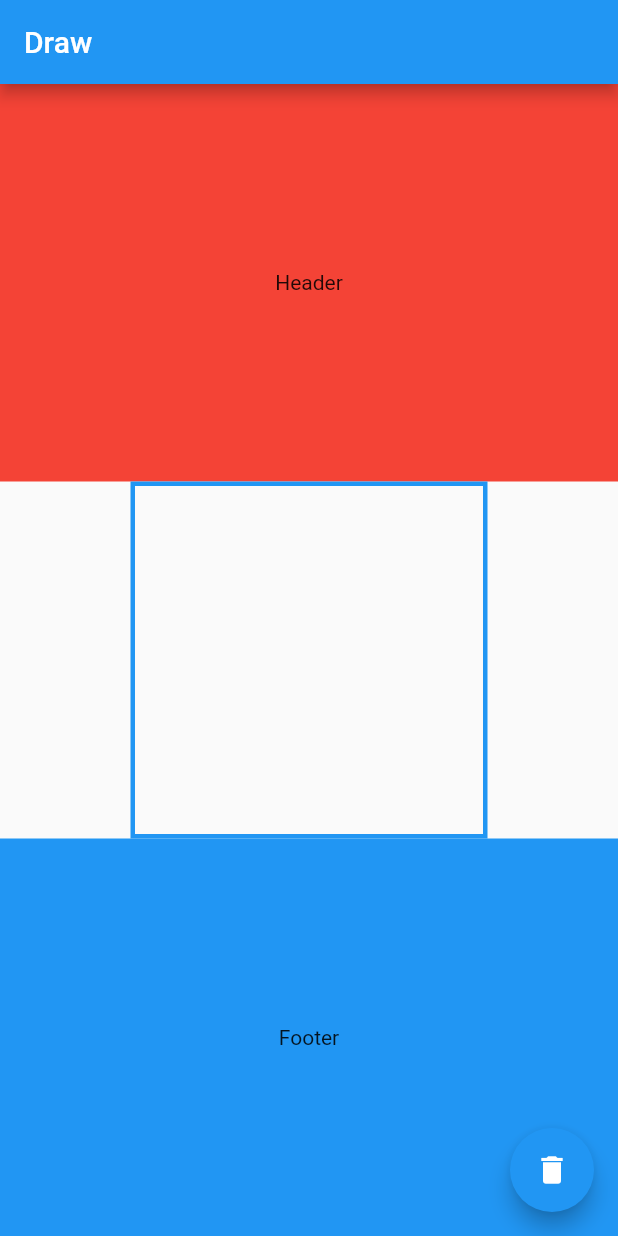
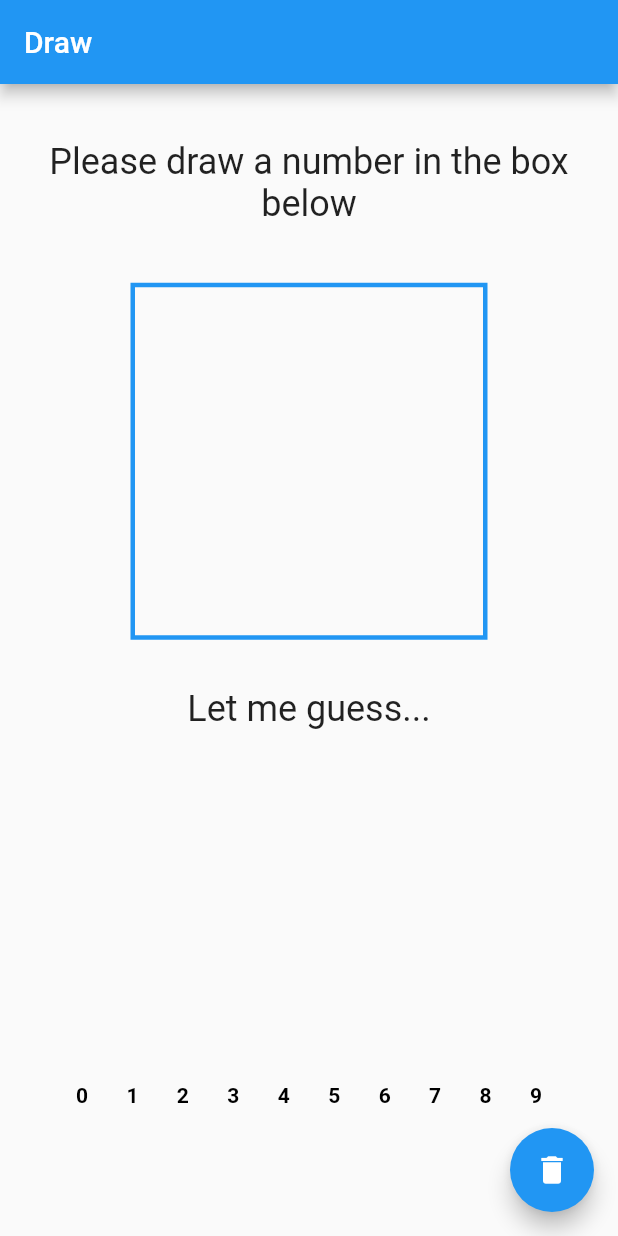
Before and after one commit to Shakleen/Digit-Recognizer, a Flutter app: the screen it shows after launch, after a tap on the "delete" icon, on a phone screen of 412 x 824 dp. Run offline on Flutter 3.47's test engine with Material 2 defaults, Android fonts, the phone set to English and light mode, and no system bars; drawn by our look-alikes of fl_chart; missing offline and left inert: tflite.

Commit message:
Stylizing done

```diff
--- a/lib/constant.dart
+++ b/lib/constant.dart
@@ -22,3 +22,11 @@ final Paint kWhitePaint = Paint()
   ..strokeWidth = kStrokeWidth;
 
 final kBackgroundPaint = Paint()..color = kBrushBlack;
+
+const int kModelNumberOutputs = 10;
+const Color kBarColor = Colors.blue;
+const Color kBarBackgroundColor = Colors.transparent;
+const double kChartBarWidth = 22;
+const String kWaitingForInputHeaderString = 'Please draw a number in the box below';
+const String kWaitingForInputFooterString = 'Let me guess...';
+const String kGuessingInputString = 'The number you draw is';
--- a/lib/recognizer_screen.dart
+++ b/lib/recognizer_screen.dart
@@ -1,3 +1,4 @@
+import 'package:fl_chart/fl_chart.dart';
 import 'package:flutter/material.dart';
 import 'package:number_recognizer/brain.dart';
 import 'package:number_recognizer/constant.dart';
@@ -15,11 +16,16 @@ class RecognizerScreen extends StatefulWidget {
 class _RecognizerScreen extends State<RecognizerScreen> {
   List<Offset> points = [];
   AppBrain appBrain = AppBrain();
+  List<BarChartGroupData> chartItems = List();
+  String headerText = 'Header placeholder';
+  String footerText = 'Footer placeholder';
 
   @override
   void initState() {
     super.initState();
     appBrain.loadModel();
+    _buildBarChartInfo();
+    _resetLabels();
   }
 
   @override
@@ -34,9 +40,12 @@ class _RecognizerScreen extends State<RecognizerScreen> {
               flex: 1,
               child: Container(
                 padding: EdgeInsets.all(16),
-                color: Colors.red,
                 alignment: Alignment.center,
-                child: Text('Header'),
+                child: Text(
+                  headerText,
+                  textAlign: TextAlign.center,
+                  style: Theme.of(context).textTheme.headline,
+                ),
               ),
             ),
             Container(
@@ -47,12 +56,52 @@ class _RecognizerScreen extends State<RecognizerScreen> {
               child: Builder(builder: _buildCanvas),
             ),
             Expanded(
-              flex: 1,
-              child: Container(
-                padding: EdgeInsets.all(16),
-                color: Colors.blue,
-                alignment: Alignment.center,
-                child: Text('Footer'),
+              flex: 3,
+              child: Padding(
+                padding: const EdgeInsets.fromLTRB(0, 32, 0, 64),
+                child: Container(
+                  child: Column(
+                    crossAxisAlignment: CrossAxisAlignment.stretch,
+                    mainAxisAlignment: MainAxisAlignment.center,
+                    mainAxisSize: MainAxisSize.max,
+                    children: <Widget>[
+                      Center(
+                        child: Text(
+                          footerText,
+                          style: Theme.of(context).textTheme.headline,
+                        ),
+                      ),
+                      Expanded(
+                        child: Padding(
+                          padding: EdgeInsets.fromLTRB(32, 32, 32, 16),
+                          child: BarChart(
+                            BarChartData(
+                              maxY: 1.0,
+                              titlesData: FlTitlesData(
+                                show: true,
+                                bottomTitles: SideTitles(
+                                  showTitles: true,
+                                  textStyle: TextStyle(
+                                    color: Colors.black,
+                                    fontWeight: FontWeight.bold,
+                                    fontSize: 14,
+                                  ),
+                                  margin: 6,
+                                  getTitles: (double value) {
+                                    return value.toInt().toString();
+                                  },
+                                ),
+                                leftTitles: SideTitles(showTitles: false),
+                              ),
+                              borderData: FlBorderData(show: false),
+                              barGroups: chartItems,
+                            ),
+                          ),
+                        ),
+                      ),
+                    ],
+                  ),
+                ),
               ),
             ),
           ],
@@ -63,6 +112,8 @@ class _RecognizerScreen extends State<RecognizerScreen> {
         onPressed: () {
           setState(() {
             points = List();
+            _buildBarChartInfo();
+            _resetLabels();
           });
         },
       ),
@@ -90,8 +141,10 @@ class _RecognizerScreen extends State<RecognizerScreen> {
       onPanEnd: (DragEndDetails details) async {
         points.add(null);
         List predictions = await appBrain.processCanvasPoints(points);
-        print(predictions);
-        setState(() {});
+        setState(() {
+          _setLabelsForGuess(predictions.first['label']);
+          _buildBarChartInfo(recognitions: predictions);
+        });
       },
       child: ClipRect(
         child: CustomPaint(
@@ -101,4 +154,46 @@ class _RecognizerScreen extends State<RecognizerScreen> {
       ),
     );
   }
+
+  void _buildBarChartInfo({List recognitions = const []}) {
+    chartItems = List();
+
+    for (int i = 0; i < kModelNumberOutputs; i++) {
+      var barGroup = _makeGroupData(i, 0);
+      chartItems.add(barGroup);
+    }
+
+    for (var recognition in recognitions) {
+      final idx = recognition["index"];
+      if (0 <= idx && idx <= 9) {
+        final confidence = recognition["confidence"];
+        chartItems[idx] = _makeGroupData(idx, confidence);
+      }
+    }
+  }
+
+  void _resetLabels() {
+    headerText = kWaitingForInputHeaderString;
+    footerText = kWaitingForInputFooterString;
+  }
+
+  void _setLabelsForGuess(String guess) {
+    headerText = "Finished guessing!"; // Empty string
+    footerText = kGuessingInputString + " " + guess;
+  }
+
+  BarChartGroupData _makeGroupData(int x, double y) {
+    return BarChartGroupData(x: x, barRods: [
+      BarChartRodData(
+        y: y,
+        color: kBarColor,
+        width: kChartBarWidth,
+        backDrawRodData: BackgroundBarChartRodData(
+          show: true,
+          y: 1,
+          color: kBarBackgroundColor,
+        ),
+      ),
+    ]);
+  }
 }
--- a/pubspec.yaml
+++ b/pubspec.yaml
@@ -21,6 +21,7 @@ dependencies:
     sdk: flutter
   tflite: ^1.0.4
   image: ^2.1.4
+  fl_chart: ^0.8.0
 
   # The following adds the Cupertino Icons font to your application.
   # Use with the CupertinoIcons class for iOS style icons.
```
Also changed, not shown: pubspec.lock.
